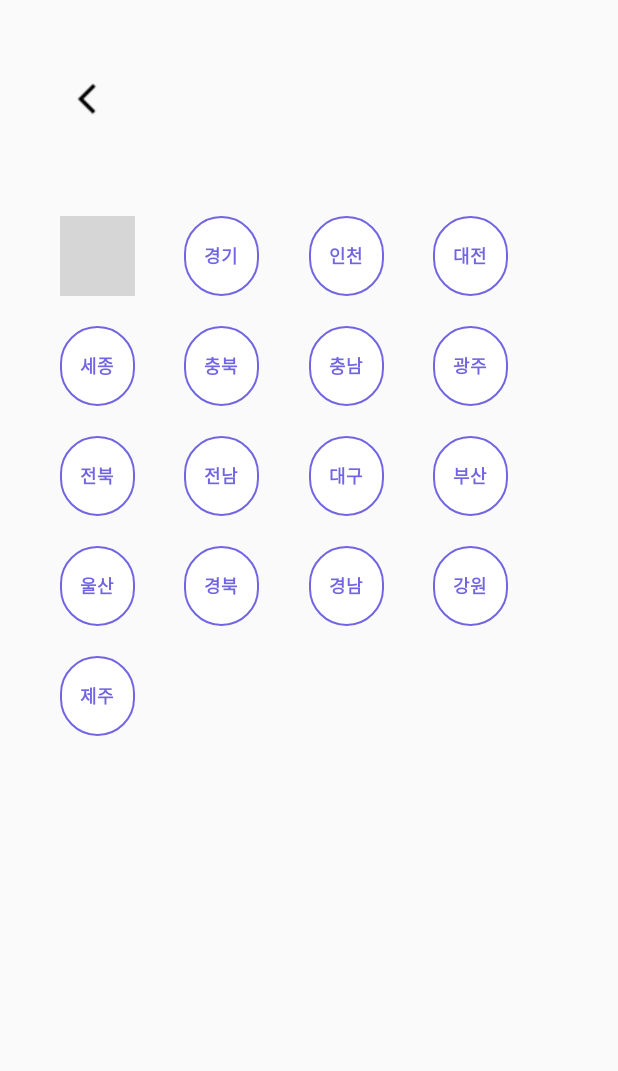
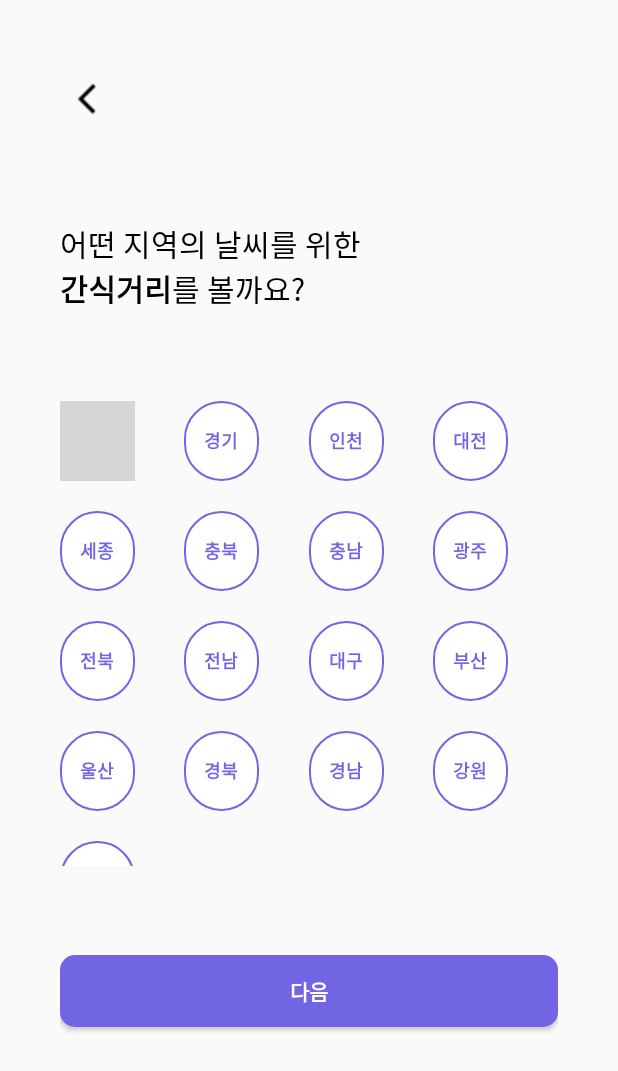
Before and after one commit to gjgustjd/WeatherChat, an Android app: the SelectRegionActivity screen opened directly, with no data from a screen before it, on a phone screen of 412 x 824 dp. Shown: the top 1071 px of the screen. Run offline under Robolectric (Android 15) with nearby library versions, the phone set to English and light mode, and no system bars; grey boxes are pictures that could not be loaded.

Commit message:
:bug: Fix: 지역 선택 화면 UI 버그 해결
지역 선택 화면 UI 버그 해결

```diff
--- a/app/src/main/res/layout/activity_select_region.xml
+++ b/app/src/main/res/layout/activity_select_region.xml
@@ -24,7 +24,7 @@
         android:layout_height="0dp"
         android:layout_marginStart="40dp"
         android:layout_marginEnd="40dp"
-        app:layout_constraintBottom_toTopOf="@+id/recycler_answers"
+        app:layout_constraintBottom_toTopOf="@+id/grid_regions"
         app:layout_constraintEnd_toEndOf="parent"
         app:layout_constraintStart_toStartOf="parent"
         app:layout_constraintTop_toBottomOf="@+id/imgbtn_back"
@@ -82,8 +82,10 @@
         android:paddingTop="60dp"
         app:layout_constraintBottom_toTopOf="@id/buttonLayout"
         app:layout_constraintEnd_toEndOf="@+id/titleLayout"
+        app:layout_constraintHorizontal_bias="0.0"
         app:layout_constraintStart_toStartOf="@+id/titleLayout"
         app:layout_constraintTop_toBottomOf="@+id/titleLayout"
+        app:layout_constraintVertical_bias="0.0"
         app:layout_constraintVertical_chainStyle="spread"
         app:layout_constraintVertical_weight="3"
         tools:listitem="@layout/grid_region">
@@ -110,9 +112,9 @@
         android:layout_width="0dp"
         android:layout_height="0dp"
         app:layout_constraintBottom_toBottomOf="parent"
-        app:layout_constraintEnd_toEndOf="@+id/recycler_answers"
-        app:layout_constraintStart_toStartOf="@+id/recycler_answers"
-        app:layout_constraintTop_toBottomOf="@+id/recycler_answers"
+        app:layout_constraintEnd_toEndOf="@+id/grid_regions"
+        app:layout_constraintStart_toStartOf="@+id/grid_regions"
+        app:layout_constraintTop_toBottomOf="@+id/grid_regions"
         app:layout_constraintVertical_weight="2">
 
         <Button
```
